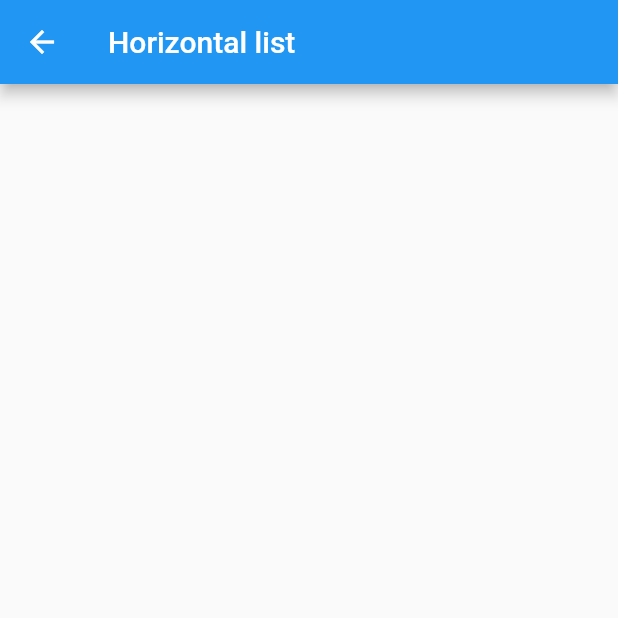
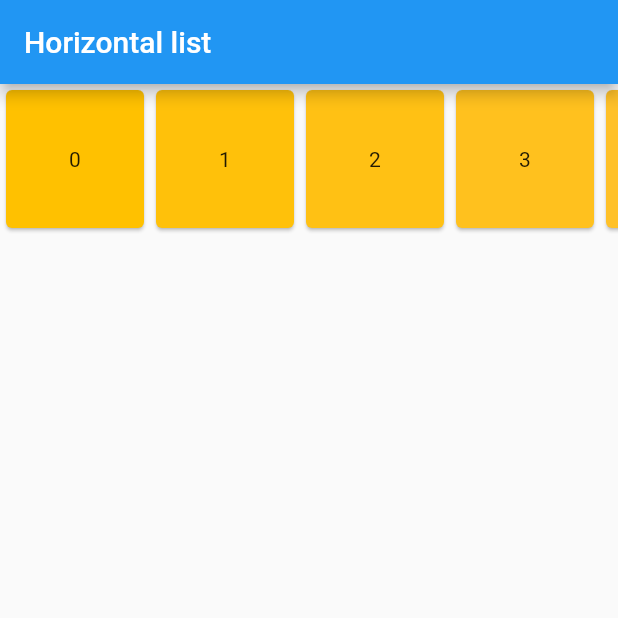
Before and after one commit to MariyaVik/skillbox_6_5, a Flutter app: the HorizontalList screen opened directly, on a phone screen of 412 x 824 dp, the top half of it. Run offline on Flutter 3.47's test engine with Material 2 defaults, Android fonts, the phone set to English and light mode, and no system bars.

Commit message:
task 3 is completed

```diff
--- a/lib/horizontal_list.dart
+++ b/lib/horizontal_list.dart
@@ -8,18 +8,43 @@ class HorizontalList extends StatefulWidget {
 }
 
 class _HorizontalListState extends State<HorizontalList> {
+  List<Widget> _data = List.generate(
+      25,
+      (index) => Card(
+            child: Center(child: Text('$index')),
+            color: Color.fromARGB(255, 255, 193, index * 10),
+          ));
+
   @override
   Widget build(BuildContext context) {
     return Scaffold(
-      appBar: AppBar(
-        title: Text('Horizontal list'),
-      ),
-      body: Center(
-        child: Column(
-          mainAxisAlignment: MainAxisAlignment.center,
-          children: <Widget>[],
+        appBar: AppBar(
+          title: Text('Horizontal list'),
         ),
-      ),
-    );
+        body: LayoutBuilder(
+          builder: (context, constraints) {
+            double _wigth = constraints.constrainWidth();
+            return _wigth < 500
+                ? Container(
+                    height: 100,
+                    child: ListView.builder(
+                      itemCount: _data.length,
+                      itemBuilder: (context, index) => Container(
+                        child: _data[index],
+                        width: 100,
+                      ),
+                      scrollDirection: Axis.horizontal,
+                    ),
+                  )
+                : ListView.builder(
+                    itemCount: _data.length,
+                    itemBuilder: (context, index) => Container(
+                      child: _data[index],
+                      height: 100,
+                    ),
+                    scrollDirection: Axis.vertical,
+                  );
+          },
+        ));
   }
 }
--- a/lib/main.dart
+++ b/lib/main.dart
@@ -20,8 +20,8 @@ class MyApp extends StatelessWidget {
         primarySwatch: Colors.blue,
       ),
       // home: const ListViewDivider(),
-      // home: HorizontalList(),
-      home: SliverWidgets(),
+      home: HorizontalList(),
+      // home: SliverWidgets(),
       // home: TextFieldStyled(),
     );
   }
```
